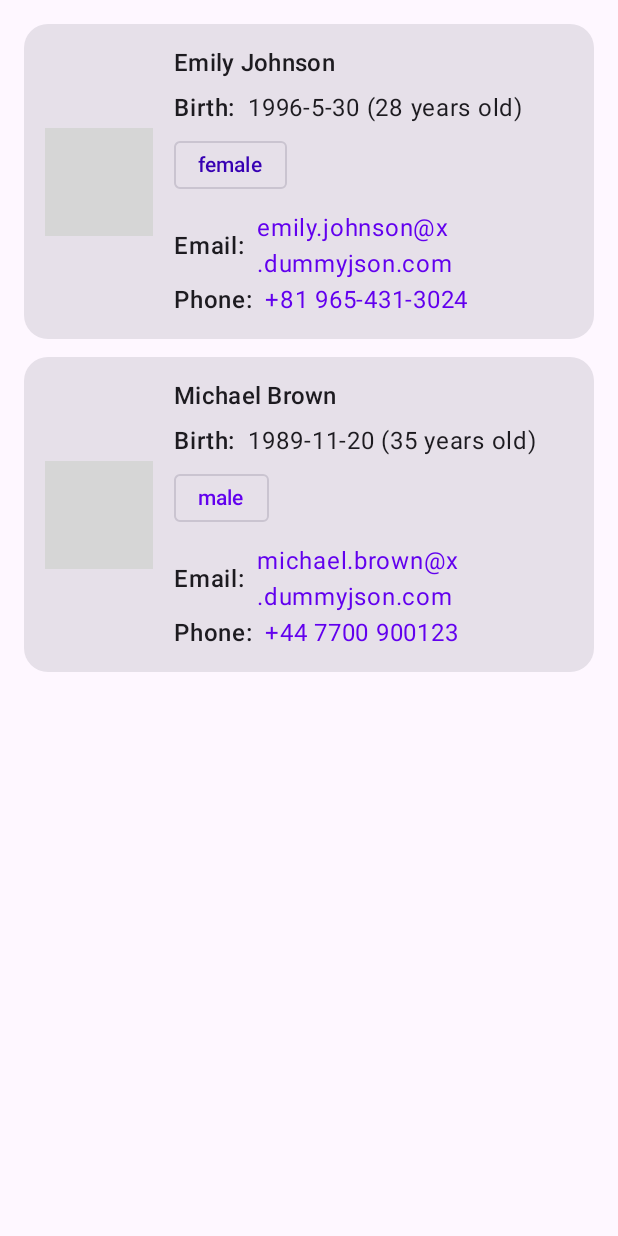
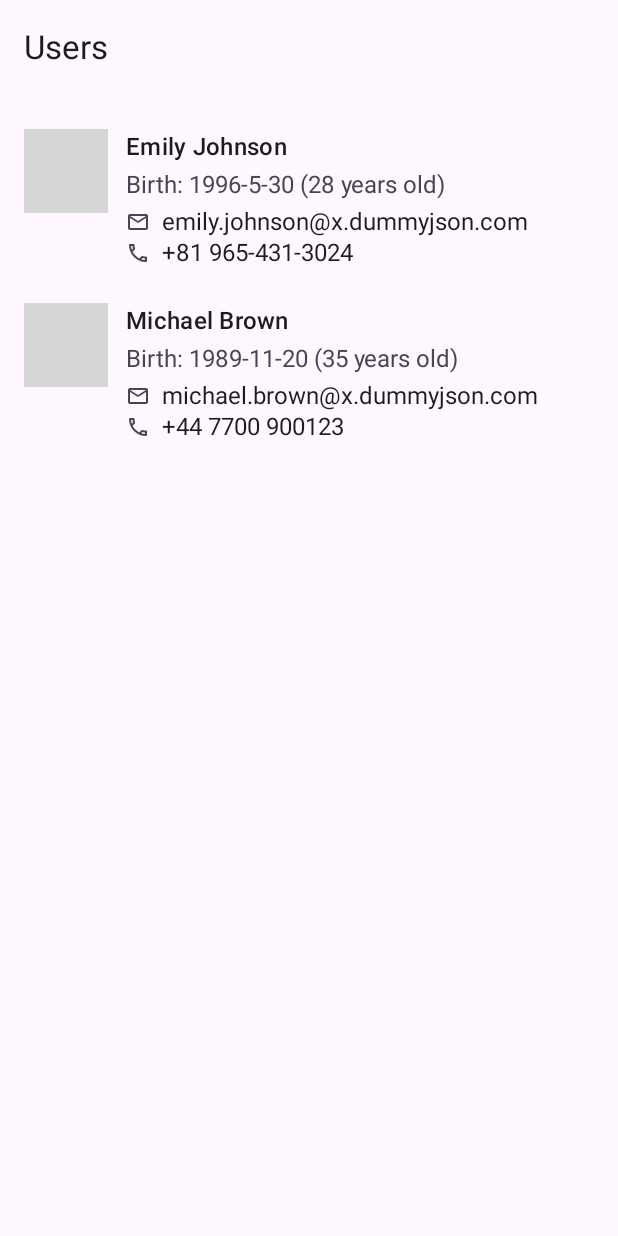
Before and after one commit to TarasovVP/KMP_UserList, an Android app built with Jetpack Compose: the screen it shows after launch (MainActivity), on a phone screen of 412 x 824 dp. Run offline under Robolectric (Android 15) with nearby library versions, the phone set to English and light mode, and no system bars; pictures from the network do not load; grey boxes are pictures that could not be loaded.

Commit message:
Improve UI in android app

```diff
--- a/androidApp/src/main/java/com/tarasovvp/kmpuserlist/android/MainActivity.kt
+++ b/androidApp/src/main/java/com/tarasovvp/kmpuserlist/android/MainActivity.kt
@@ -5,9 +5,14 @@ import androidx.activity.ComponentActivity
 import androidx.activity.compose.setContent
 import androidx.compose.foundation.layout.Box
 import androidx.compose.foundation.layout.fillMaxSize
+import androidx.compose.foundation.layout.padding
 import androidx.compose.material3.CircularProgressIndicator
+import androidx.compose.material3.ExperimentalMaterial3Api
 import androidx.compose.material3.MaterialTheme
+import androidx.compose.material3.Scaffold
 import androidx.compose.material3.Surface
+import androidx.compose.material3.Text
+import androidx.compose.material3.TopAppBar
 import androidx.compose.runtime.getValue
 import androidx.compose.ui.Alignment
 import androidx.compose.ui.Modifier
@@ -23,6 +28,7 @@ import com.tarasovvp.kmpuserlist.android.presentation.UsersViewModel
 private fun provideGetUserListUseCase(): GetUserListUseCase = GetUserListUseCase()
 
 class MainActivity : ComponentActivity() {
+    @OptIn(ExperimentalMaterial3Api::class)
     override fun onCreate(savedInstanceState: Bundle?) {
         super.onCreate(savedInstanceState)
         setContent {
@@ -40,24 +46,39 @@ class MainActivity : ComponentActivity() {
                         }
                     )
                     val state by viewModel.uiState.collectAsStateWithLifecycle()
-
+                    Scaffold(
+                        topBar = {
+                            TopAppBar(
+                                title = { Text("Users") }
+                            )
+                        }
+                    ) { innerPadding ->
                         when {
-                        state.isLoading -> Box(
-                            Modifier.fillMaxSize(),
+                            state.users.isEmpty() && state.isLoading -> {
+                                Box(
+                                    Modifier
+                                        .fillMaxSize()
+                                        .padding(innerPadding),
                                     contentAlignment = Alignment.Center
                                 ) {
                                     CircularProgressIndicator()
                                 }
+                            }
 
-                        state.error != null -> ErrorView(
+                            state.error != null -> {
+                                ErrorView(
                                     message = state.error.orEmpty(),
                                     onRetry = { viewModel.refresh() }
                                 )
+                            }
 
-                        else -> UsersScreen(
+                            else -> {
+                                UsersScreen(
                                     users = state.users,
                                     isRefreshing = state.isLoading,
-                            modifier = Modifier.fillMaxSize(),
+                                    modifier = Modifier
+                                        .fillMaxSize()
+                                        .padding(innerPadding),
                                     { viewModel.refresh() }
                                 )
                             }
@@ -66,3 +87,5 @@ class MainActivity : ComponentActivity() {
                 }
             }
         }
+    }
+}
--- a/androidApp/src/main/java/com/tarasovvp/kmpuserlist/android/presentation/UserScreen.kt
+++ b/androidApp/src/main/java/com/tarasovvp/kmpuserlist/android/presentation/UserScreen.kt
@@ -1,6 +1,7 @@
 package com.tarasovvp.kmpuserlist.android.presentation
 
 import androidx.compose.foundation.background
+import androidx.compose.foundation.clickable
 import androidx.compose.foundation.layout.Arrangement
 import androidx.compose.foundation.layout.Column
 import androidx.compose.foundation.layout.Row
@@ -15,10 +16,14 @@ import androidx.compose.foundation.lazy.LazyColumn
 import androidx.compose.foundation.lazy.items
 import androidx.compose.foundation.shape.CircleShape
 import androidx.compose.foundation.shape.RoundedCornerShape
+import androidx.compose.material.icons.Icons
+import androidx.compose.material.icons.outlined.Email
+import androidx.compose.material.icons.outlined.Phone
 import androidx.compose.material3.AssistChip
 import androidx.compose.material3.AssistChipDefaults
 import androidx.compose.material3.Card
 import androidx.compose.material3.ExperimentalMaterial3Api
+import androidx.compose.material3.Icon
 import androidx.compose.material3.MaterialTheme
 import androidx.compose.material3.Text
 import androidx.compose.material3.pulltorefresh.PullToRefreshBox
@@ -26,6 +31,7 @@ import androidx.compose.runtime.Composable
 import androidx.compose.ui.Alignment
 import androidx.compose.ui.Modifier
 import androidx.compose.ui.draw.clip
+import androidx.compose.ui.layout.ContentScale
 import androidx.compose.ui.platform.LocalContext
 import androidx.compose.ui.text.font.FontWeight
 import androidx.compose.ui.text.style.TextOverflow
@@ -55,30 +61,34 @@ fun UsersScreen(
             verticalArrangement = Arrangement.spacedBy(12.dp)
         ) {
             items(users, key = { it.email }) { user ->
-                UserCard(user)
+                UserRow(user)
             }
         }
     }
 }
 
 @Composable
-private fun UserCard(
+fun UserRow(
     user: User,
     modifier: Modifier = Modifier
 ) {
-    Card(
-        modifier = modifier.fillMaxWidth(),
-        shape = RoundedCornerShape(16.dp)
+    Row(
+        modifier = modifier
+            .fillMaxWidth()
+            .padding(vertical = 6.dp),
+        verticalAlignment = Alignment.Top
     ) {
-        Row(
+        AsyncImage(
+            model = user.image,
+            contentDescription = "${user.firstName} ${user.lastName}",
+            contentScale = ContentScale.Crop,
             modifier = Modifier
-                .fillMaxWidth()
-                .padding(14.dp),
-            verticalAlignment = Alignment.CenterVertically
-        ) {
-            UserAvatar(url = user.image, contentDesc = "${user.firstName} ${user.lastName}")
+                .size(56.dp)
+                .clip(CircleShape)
+                .background(MaterialTheme.colorScheme.surfaceVariant)
+        )
 
-            Spacer(Modifier.width(14.dp))
+        Spacer(Modifier.width(12.dp))
 
         Column(Modifier.weight(1f)) {
             Text(
@@ -88,77 +98,46 @@ private fun UserCard(
                 overflow = TextOverflow.Ellipsis
             )
 
-                Spacer(Modifier.height(6.dp))
+            Spacer(Modifier.height(4.dp))
 
-                Detail(label = "Birth:", value = "${user.birthDate} (${user.age} years old)")
-                GenderChip(gender = user.gender)
+            Text(
+                text = "Birth: ${user.birthDate} (${user.age} years old)",
+                style = MaterialTheme.typography.bodyMedium,
+                color = MaterialTheme.colorScheme.onSurfaceVariant
+            )
 
             Spacer(Modifier.height(6.dp))
 
-                ContactDetail(
-                    label = "Email:",
-                    value = user.email
+            Row(verticalAlignment = Alignment.CenterVertically) {
+                Icon(
+                    imageVector = Icons.Outlined.Email,
+                    contentDescription = null,
+                    modifier = Modifier.size(16.dp),
+                    tint = MaterialTheme.colorScheme.onSurfaceVariant
                 )
-                ContactDetail(
-                    label = "Phone:",
-                    value = user.phone
+                Spacer(Modifier.width(8.dp))
+                Text(
+                    text = user.email,
+                    style = MaterialTheme.typography.bodyMedium
+                )
+            }
+
+            Row(
+                verticalAlignment = Alignment.CenterVertically,
+                modifier = Modifier.padding(top = 2.dp)
+            ) {
+                Icon(
+                    imageVector = Icons.Outlined.Phone,
+                    contentDescription = null,
+                    modifier = Modifier.size(16.dp),
+                    tint = MaterialTheme.colorScheme.onSurfaceVariant
+                )
+                Spacer(Modifier.width(8.dp))
+                Text(
+                    text = user.phone,
+                    style = MaterialTheme.typography.bodyMedium
                 )
             }
         }
     }
 }
-
-@Composable
-private fun UserAvatar(url: String, contentDesc: String, modifier: Modifier = Modifier) {
-    AsyncImage(
-        model = ImageRequest.Builder(LocalContext.current)
-            .data(url)
-            .crossfade(true)
-            .build(),
-        contentDescription = contentDesc,
-        modifier = modifier
-            .size(72.dp)
-            .clip(CircleShape)
-            .background(MaterialTheme.colorScheme.surfaceVariant),
-    )
-}
-
-@Composable
-private fun Detail(label: String, value: String) {
-    Row(verticalAlignment = Alignment.CenterVertically) {
-        Text(text = label, fontWeight = FontWeight.SemiBold)
-        Spacer(Modifier.width(8.dp))
-        Text(text = value)
-    }
-}
-
-@Composable
-private fun ContactDetail(label: String, value: String) {
-    Row(
-        verticalAlignment = Alignment.CenterVertically
-    ) {
-        Text(text = label, fontWeight = FontWeight.SemiBold)
-        Spacer(Modifier.width(8.dp))
-        Text(
-            text = value,
-            color = MaterialTheme.colorScheme.primary
-        )
-    }
-}
-
-@Composable
-private fun GenderChip(gender: String) {
-    val color = when (gender.lowercase()) {
-        "male" -> MaterialTheme.colorScheme.primary
-        "female" -> MaterialTheme.colorScheme.tertiary
-        else -> MaterialTheme.colorScheme.secondary
-    }
-    AssistChip(
-        onClick = {},
-        label = { Text(text = gender) },
-        colors = AssistChipDefaults.assistChipColors(
-            labelColor = color
-        ),
-        modifier = Modifier.padding(top = 2.dp)
-    )
-}
```
Also changed, not shown: 1 other file. Lines whose indentation alone changed are shown as unchanged.
